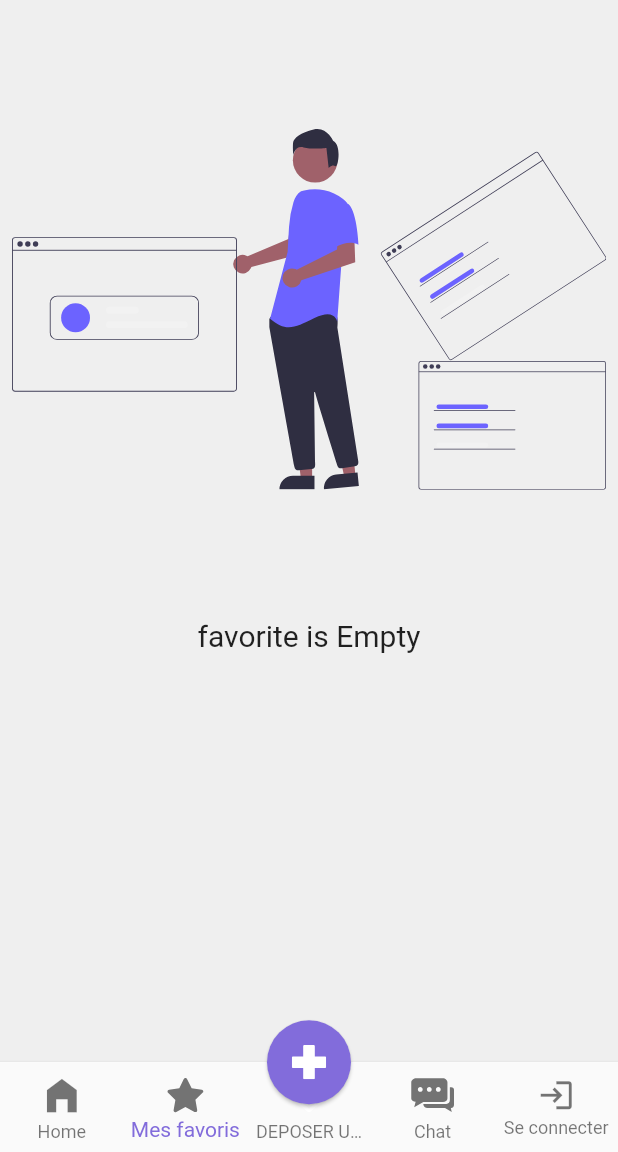
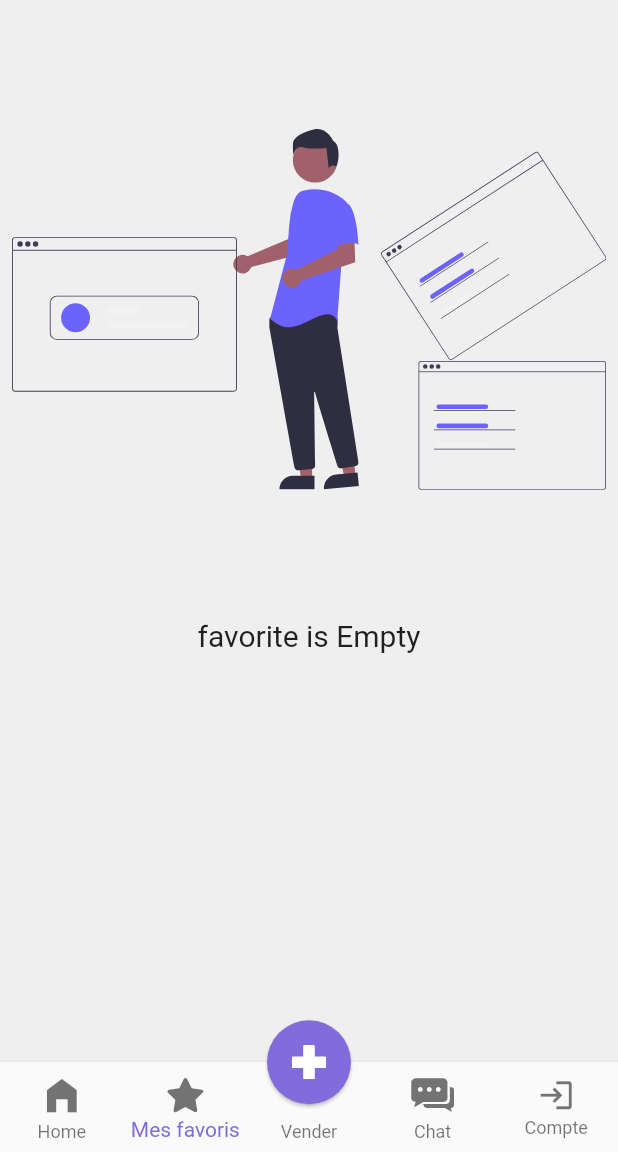
Before and after one commit to ROYAImmobilier/ROYA_Immobilier, a Flutter app: the RoutingScreen screen opened directly, swiped to page 2, on a phone screen of 412 x 824 dp, the part 84-1236 px from its top. Run offline on Flutter 3.47's test engine with Material 2 defaults, Android fonts, the phone set to English and light mode, and no system bars; our stand-ins replace animated_text_kit, cached_network_image, carousel_slider, flutter_screenutil, flutter_slidable, flutter_svg and 6 more; accounts and stored records are empty; network calls fail; project files that could hold a hidden picture were left out.

Commit message:
modifcation introdication page

```diff
--- a/lib/Add_Anonnce/annonce_as_login.dart
+++ b/lib/Add_Anonnce/annonce_as_login.dart
@@ -85,6 +85,7 @@ Map<String,dynamic>lisst={
               'Accept': 'application/json',
               'Authorization': 'Bearer $token_global'
             });
+        print(response_1.body);
         print(response_1.statusCode);
         if (response_1.statusCode == 201) {
           Get.offAll(RoutingScreen());
@@ -144,14 +145,15 @@ Map<String,dynamic>lisst={
         "abilities": abilities,
         "media": media,
       };
+
       var  body=json.encode(list);
+      print(body);
       var response_1 = await http.post(
           Uri.parse('https://dashboard.royaimmo.ma/api/annonce/storeAsLogin'),
           body: body,
           headers: {
             'Content-type': 'application/json',
             'Accept': 'application/json',
-            //HttpHeaders.authorizationHeader:token_1.toString(),
             'Authorization': 'Bearer $token_global'
           });
       print(response_1.body);
--- a/lib/Add_Anonnce/modifier_annonce.dart
+++ b/lib/Add_Anonnce/modifier_annonce.dart
@@ -30,8 +30,8 @@ class Modifier_Annonce {
     required var title,
     required var description,
     required var phone1,
-    required var abilities,
-    required var media,
+    required List<dynamic> abilities,
+    required List<String> media,
   }) async {
     try {
 
--- a/lib/View/page/auth/Login/components/body.dart
+++ b/lib/View/page/auth/Login/components/body.dart
@@ -178,10 +178,10 @@ class _BodyState extends State<Body> {
                               phone1: widget.phone1,
                               email: email,
                               password: password,
-                              abilities:widget.abilities,
+                              abilities:widget.abilities!,
                               media: widget.media);
                         } else if (!isCamindingfrom) {
-                        var x=  await _Login(email: email, password: password,ctx: context);
+                        var x=  await _Login(email: email, password: password);
                         if(x.toString()!="200"){
                           Get.snackbar("Error", "User not registered");
                           setState(() {
@@ -258,7 +258,6 @@ class _BodyState extends State<Body> {
  Future _Login({
     required var email,
     required var password,
-    required var ctx
   }) async {
 
     try {
--- a/lib/View/page/auth/Signup/components/body.dart
+++ b/lib/View/page/auth/Signup/components/body.dart
@@ -135,7 +135,7 @@ class _BodyState extends State<Body> {
                     {
                       return 'Please a Enter';
                     }
-                    if(!RegExp("^[a-zA-Z0-9+_.-]+@[a-zA-Z0-9.-]+.[a-z]").hasMatch(val)){
+                    if(!RegExp("^[a-zA-Z0-9.a-zA-Z0-9.!#\$%&'*+-/=?^_`{|}~]+@[a-zA-Z0-9]+\.[a-zA-Z]+").hasMatch(val)){
                       return 'Please a valid Email';
                     }
                     return null;
--- a/lib/View/routing_login.dart
+++ b/lib/View/routing_login.dart
@@ -62,7 +62,6 @@ class _RoutingLoginState extends State<RoutingLogin> {
         children: [
           HomePage(),
           FavoritePage(),
-
           ChatPage(),
           Profile(),
         ],
--- a/lib/View/routing_screen.dart
+++ b/lib/View/routing_screen.dart
@@ -156,7 +156,7 @@ class _RoutingScreenState extends State<RoutingScreen> {
                 height: 25.h,
               ),
 
-              label: 'DEPOSER UNE ANNONCE'.tr,
+              label: 'Vender'.tr,
             ),
 
 
@@ -180,12 +180,12 @@ class _RoutingScreenState extends State<RoutingScreen> {
                 ? BottomNavigationBarItem(
               backgroundColor: Colors.white,
               icon: Icon(Icons.person, color: Colors.black54, size: 25),
-                    label: 'Tableau De Bord'.tr,
+              label: 'Bord'.tr,
             )
                 : BottomNavigationBarItem(
               backgroundColor: Colors.white,
               icon: Icon(Icons.login, color: Colors.black54, size: 25),
-                    label: 'Se connecter'.tr,
+              label: 'Compte'.tr,
             ),
           ],
           onTap: OnbottomTapped,
@@ -198,13 +198,3 @@ class _RoutingScreenState extends State<RoutingScreen> {
     );
   }
 }
-//
-// isLogin?BottomNavigationBarItem(
-// backgroundColor: Colors.white,
-// icon: Icon(Icons.person, color: Colors.black54, size: 25),
-// label: 'Profile',
-// ): BottomNavigationBarItem(
-// backgroundColor: Colors.white,
-// icon: Icon(Icons.login, color: Colors.black54, size: 25),
-// label: 'Login',
-// ),
--- a/pubspec.yaml
+++ b/pubspec.yaml
@@ -46,6 +46,7 @@ dependencies:
   flutter_slidable: ^1.2.0
   animated_text_kit: ^4.2.1
   introduction_screen: ^3.0.2
+  convex_bottom_bar: ^3.0.0
 
 
 
@@ -83,6 +84,7 @@ flutter:
   # To add assets to your application, add an assets section, like this:
   assets:
     - assets/images/
+    - assets/images/
     - assets/
     - assets/images/
     - assets/icon/annonces/
```
Also changed, not shown: lib/View/order/contact_info.dart (+14 -16 lines), lib/View/page/notification_page.dart (+19 -0 lines), lib/on_boding_screen.dart (+4 -4 lines), assets/images/img1.jpg (added), assets/images/img2.jpg (added), assets/images/img3.jpg (added), pubspec.lock. Lines whose indentation alone changed are shown as unchanged.
